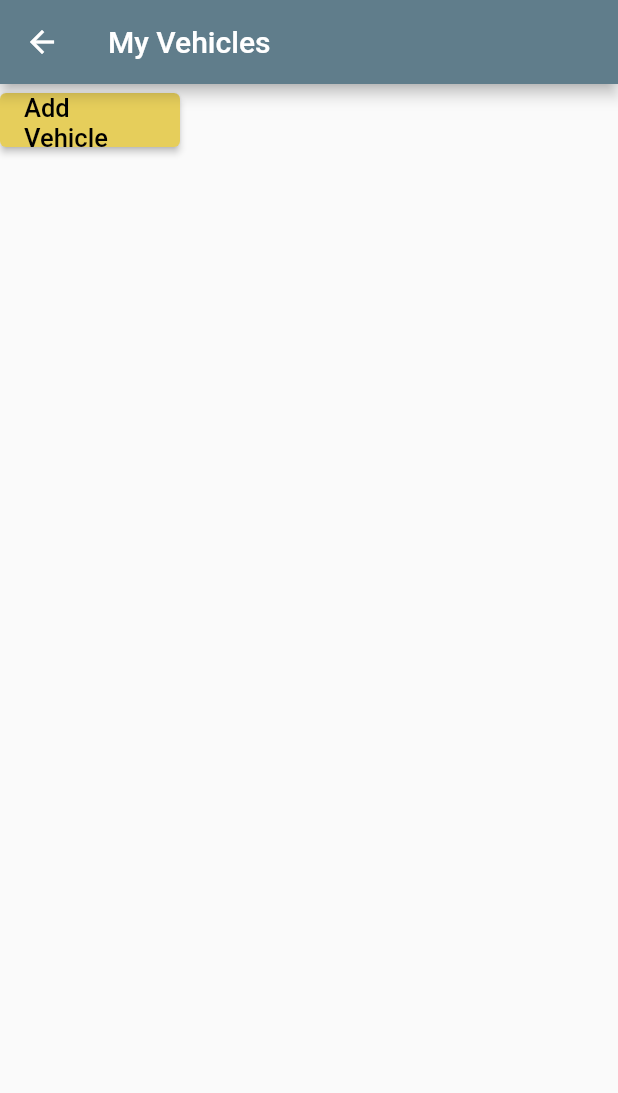
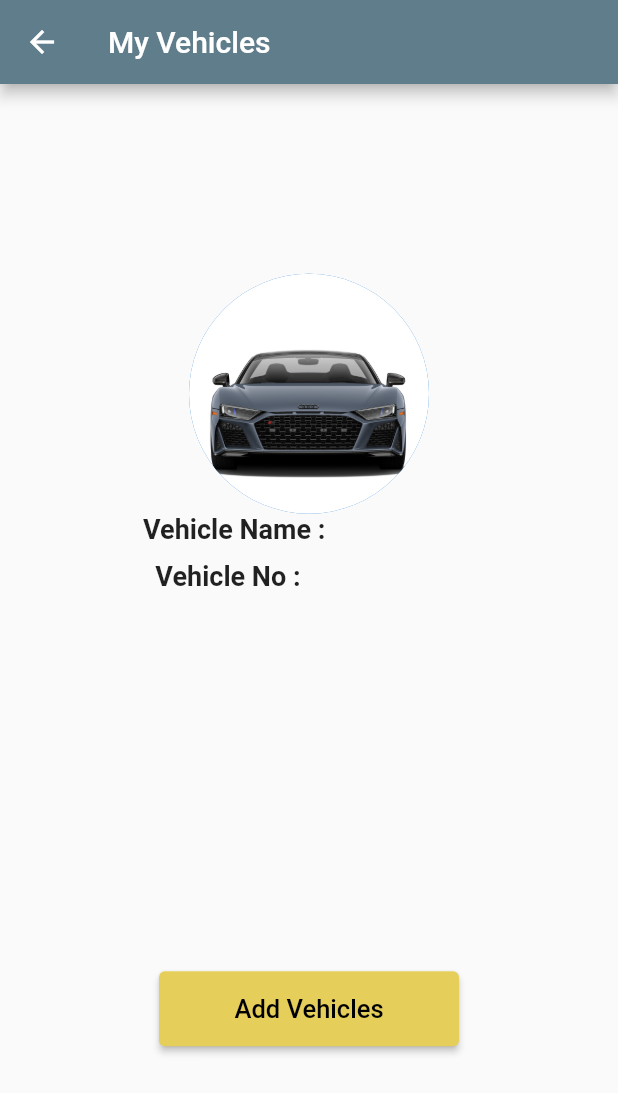
Before and after one commit to Gairik-Shandilya/Smart_Parking_System, a Flutter app: the ProfilePage screen opened by its route, after a tap on "My Vehicles", on a phone screen of 412 x 824 dp. Shown: the top 1093 px of the screen. Run offline on Flutter 3.47's test engine with Material 2 defaults, Android fonts, the phone set to English and light mode, and no system bars; our stand-ins replace cloud_firestore, firebase_auth, firebase_core, qr_flutter; missing offline and left inert: qr_code_scanner; accounts and stored records are empty.

Commit message:
Created Vehicle Page

```diff
--- a/lib/auth/register_page.dart
+++ b/lib/auth/register_page.dart
@@ -29,15 +29,18 @@ class _RegisterPageState extends State<RegisterPage> {
 
 
   Future addUserDetails(
+
       String name, String vehiclename, String vehicleno, String email) async {
     await FirebaseFirestore.instance.collection('users').add({
       'Name': name,
-      'VehicleNane': vehiclename,
+      'VehicleName': vehiclename,
       'VehicleNo': vehicleno,
-      'email': email,
+      'Email': email,
+
     });
   }
 Future signUp() async {
+
     await FirebaseAuth.instance.createUserWithEmailAndPassword(
         email: emailController.text.trim(),
         password: passwordController.text.trim());
@@ -45,7 +48,8 @@ Future signUp() async {
         nameController.text.trim(),
         vehiclenameController.text.trim(),
         vehiclenoController.text.trim(),
-        emailController.text.trim());
+        emailController.text.trim(),
+        );
   }
 
   Widget build(BuildContext context) {
--- a/lib/components/get_user_mail.dart
+++ b/lib/components/get_user_mail.dart
@@ -15,7 +15,7 @@ class GetUserMail extends StatelessWidget {
             if(snapshot.hasData && snapshot.data!.data() != null){
               Map<String, dynamic> data =
                 snapshot.data!.data() as Map<String, dynamic>;
-            return Text('${data['email']}',style: const TextStyle(fontWeight:FontWeight.bold,fontSize: 18),);
+            return Text('${data['Email']}',style: const TextStyle(fontWeight:FontWeight.bold,fontSize: 18),);
             }
           }
           return const Text('loading...');
--- a/lib/components/get_user_name.dart
+++ b/lib/components/get_user_name.dart
@@ -9,7 +9,6 @@ class GetUserName extends StatelessWidget {
   Widget build(BuildContext context) {
     CollectionReference users = FirebaseFirestore.instance.collection('users');
     return FutureBuilder<DocumentSnapshot>(
-
         future: users.doc(documentid).get(),
         builder: ((context, snapshot) {
           if (snapshot.connectionState == ConnectionState.done) {
--- a/lib/pages/profile_page.dart
+++ b/lib/pages/profile_page.dart
@@ -4,9 +4,6 @@ import 'package:flutter/material.dart';
 import 'package:smart_parking_system/components/get_user_mail.dart';
 import 'package:smart_parking_system/components/get_user_name.dart';
 
-
-import 'package:firebase_auth/firebase_auth.dart';
-import 'package:cloud_firestore/cloud_firestore.dart';
 
 
 class ProfilePage extends StatefulWidget {
@@ -22,12 +19,15 @@ class _ProfilePageState extends State<ProfilePage> {
 
   Future getdocId() async {
     await FirebaseFirestore.instance
-        .collection('users')
-        .get()
-        .then((snapshot) => snapshot.docs.forEach((element) {
-              docIDs.add(element.reference.id);
-            }));
+      .collection(user!.uid)
+      .get()
+      .then((QuerySnapshot snapshot) {
+        snapshot.docs.forEach(( QueryDocumentSnapshot element) {
+          docIDs.add(element.id);
+        });
+      });
   }
+
 
   String userId = FirebaseAuth.instance.currentUser!.uid;
 
--- a/lib/pages/vehicles.dart
+++ b/lib/pages/vehicles.dart
@@ -1,3 +1,4 @@
+import 'package:cloud_firestore/cloud_firestore.dart';
 import 'package:firebase_auth/firebase_auth.dart';
 import 'package:flutter/material.dart';
 
@@ -9,6 +10,8 @@ class Vehicle extends StatefulWidget {
 }
 
 class _VehicleState extends State<Vehicle> {
+  final String documentid= FirebaseAuth.instance.currentUser!.uid;
+  CollectionReference users = FirebaseFirestore.instance.collection('users');
   final user = FirebaseAuth.instance.currentUser!;
   List<String> docId = [];
   @override
@@ -23,19 +26,73 @@ class _VehicleState extends State<Vehicle> {
                 Navigator.pushNamed(context, "profilepage");
               },
             )),
-        body: Column(
+        body: Center(
+          child: Column(
+            mainAxisAlignment: MainAxisAlignment.spaceAround,
             children: [
+              Column(
+                children: [
+                const CircleAvatar(
+                backgroundImage: AssetImage('assets/audi.png'),
+                radius: 80,
+
+              ),
+              Row(
+                mainAxisAlignment: MainAxisAlignment.spaceEvenly,
+                children: [
+                  Text('Vehicle Name : ',style: const TextStyle(fontWeight:FontWeight.bold,fontSize: 18)),
+                  FutureBuilder<DocumentSnapshot>(
+                  future: users.doc(documentid).get(),
+                  builder: ((context, snapshot) {
+                    if (snapshot.connectionState == ConnectionState.done) {
+                      if(snapshot.hasData && snapshot.data!.data() != null){
+                        Map<String, dynamic> data =
+                          snapshot.data!.data() as Map<String, dynamic>;
+                      return Text('${data['VehicleName']}',style: const TextStyle(fontWeight:FontWeight.bold,fontSize: 18),);
+                      }
+                    }
+                    return const Text('loading...');
+                  })),
+                ],
+              ),
+
+              const SizedBox(height: 10,),
+
+              Row(
+                mainAxisAlignment: MainAxisAlignment.spaceEvenly,
+                children: [
+                  Text('Vehicle No : ',style: const TextStyle(fontWeight:FontWeight.bold,fontSize: 18)),
+                  FutureBuilder<DocumentSnapshot>(
+                  future: users.doc(documentid).get(),
+                  builder: ((context, snapshot) {
+                    if (snapshot.connectionState == ConnectionState.done) {
+                      if(snapshot.hasData && snapshot.data!.data() != null){
+                        Map<String, dynamic> data =
+                          snapshot.data!.data() as Map<String, dynamic>;
+                      return Text('${data['VehicleNo']}',style: const TextStyle(fontWeight:FontWeight.bold,fontSize: 18),);
+                      }
+                    }
+                    return const Text('loading...');
+                  })),
+                ],
+              ),
+              ],),
+
+
               ElevatedButton(
                 onPressed: () {},
                 style: ElevatedButton.styleFrom(
-                  fixedSize: const Size(120, 20),
+                    fixedSize: const Size(200, 50),
                     backgroundColor: const Color.fromARGB(255, 230, 206, 91)),
-              child: const Text(
-                'Add Vehicle',
+                child:  const Center(
+                  child: Text(
+                    'Add Vehicles',
                     style: TextStyle(fontSize: 17, color: Colors.black),
+                  ),
                 ),
               )
             ],
+          ),
         ));
   }
 }
--- a/pubspec.yaml
+++ b/pubspec.yaml
@@ -72,6 +72,7 @@ flutter:
     - assets/google.png
     - assets/apple.png
     - assets/woman2.jpg
+    - assets/audi.png
 
   # An image asset can refer to one or more resolution-specific "variants", see
   # https://flutter.dev/assets-and-images/#resolution-aware
```
Also changed, not shown: assets/audi.jpg (added), assets/audi.png (added). Lines whose indentation alone changed are shown as unchanged.
